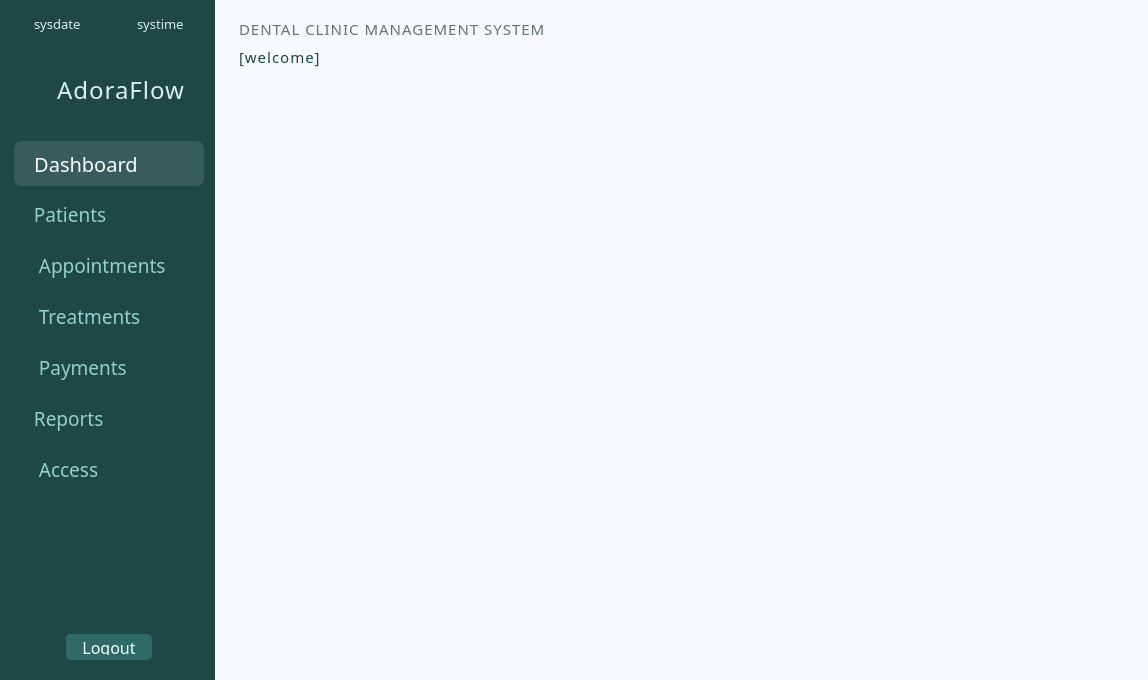
First picture: the form in ui/MainWindow.ui, repository karlito20/AdoraFlowProject, before the edit.
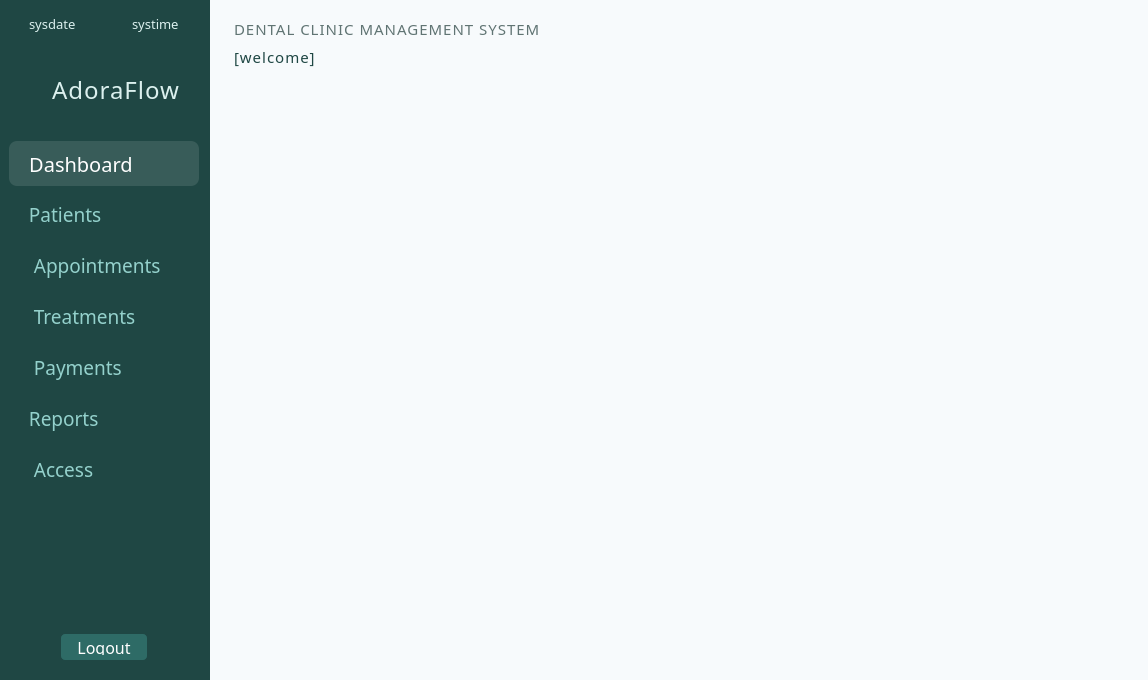
Second picture: the form after the edit. Icons and pictures are not drawn.

Patch:
```diff
--- a/ui/MainWindow.ui
+++ b/ui/MainWindow.ui
@@ -533,6 +533,9 @@
       <property name="spacing">
        <number>6</number>
       </property>
+      <property name="leftMargin">
+       <number>4</number>
+      </property>
       <property name="rightMargin">
        <number>6</number>
       </property>
```
